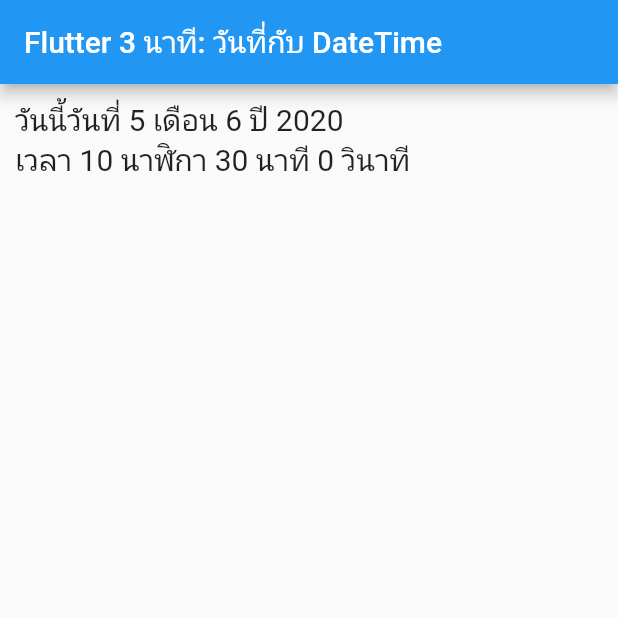
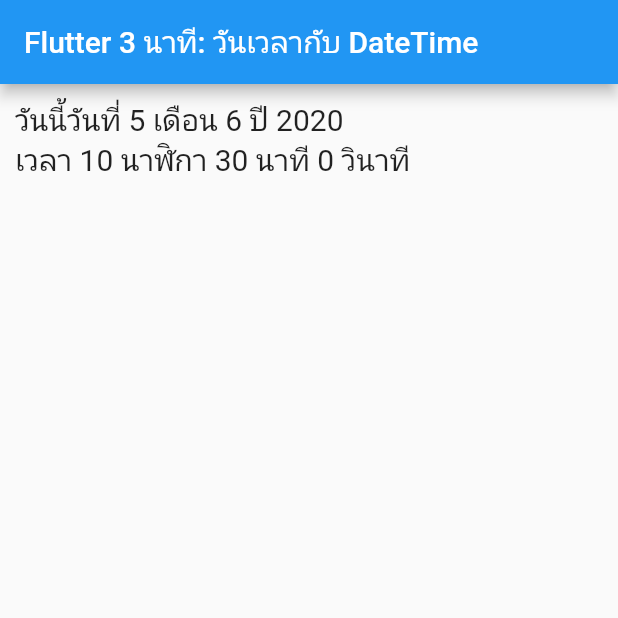
Before and after one commit to teerasej/nextflow-flutter-widget-today-datetime-now, a Flutter app: the screen it shows after launch, on a phone screen of 412 x 824 dp, the top half of it. Run offline on Flutter 3.47's test engine with Material 2 defaults, Android fonts, the phone set to English and light mode, and no system bars.

Commit message:
update title

```diff
--- a/lib/main.dart
+++ b/lib/main.dart
@@ -13,7 +13,7 @@ class MyApp extends StatelessWidget {
         primarySwatch: Colors.blue,
         visualDensity: VisualDensity.adaptivePlatformDensity,
       ),
-      home: MyHomePage(title: 'Flutter 3 นาที: วันที่กับ DateTime'),
+      home: MyHomePage(title: 'Flutter 3 นาที: วันเวลากับ DateTime'),
     );
   }
 }
@@ -28,13 +28,9 @@ class MyHomePage extends StatefulWidget {
 }
 
 class _MyHomePageState extends State<MyHomePage> {
-
-
   @override
   Widget build(BuildContext context) {
-
     var now = DateTime.now();
-
 
     return Scaffold(
         appBar: AppBar(
@@ -47,15 +43,11 @@ class _MyHomePageState extends State<MyHomePage> {
               children: <Widget>[
                 Text(
                     'วันนี้วันที่ ${now.day} เดือน ${now.month} ปี ${now.year}',
-              style: TextStyle(fontSize: 20)
-            ),
+                    style: TextStyle(fontSize: 20)),
                 Text(
                     'เวลา ${now.hour} นาฬิกา ${now.minute} นาที ${now.second} วินาที',
-              style: TextStyle(fontSize: 20)
-            )
+                    style: TextStyle(fontSize: 20))
               ],
-        )
-      )
-    );
+            )));
   }
 }
```
Lines whose indentation alone changed are shown as unchanged.
